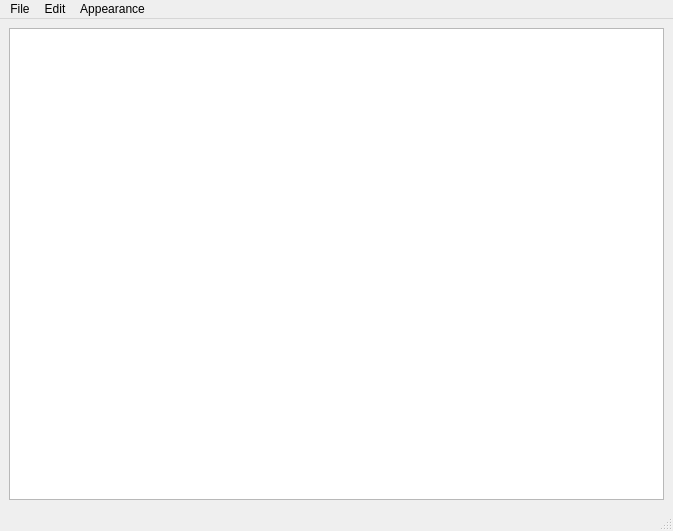
Old version of the form PyQt/Projects/Text Editor/main.ui in the repository 0Swat/Programming-courses.
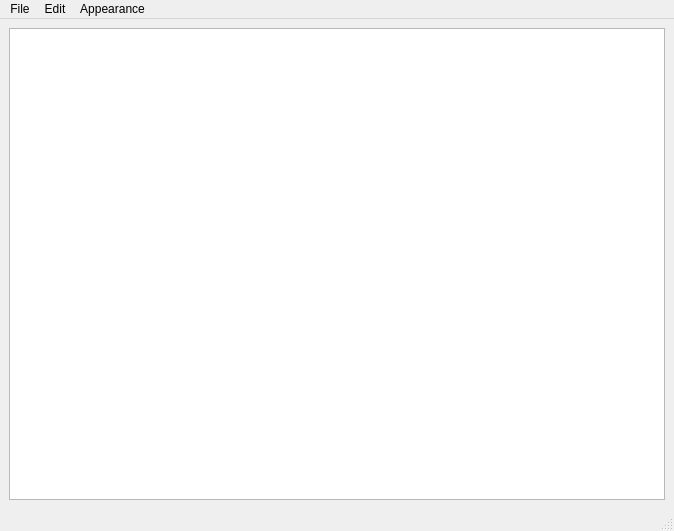
New version of the form.

Commit message: Undo/Redo

```diff
--- a/PyQt/Projects/Text Editor/main.ui
+++ b/PyQt/Projects/Text Editor/main.ui
@@ -6,7 +6,7 @@
    <rect>
     <x>0</x>
     <y>0</y>
-    <width>673</width>
+    <width>674</width>
     <height>531</height>
    </rect>
   </property>
@@ -25,7 +25,7 @@
     <rect>
      <x>0</x>
      <y>0</y>
-     <width>673</width>
+     <width>674</width>
      <height>21</height>
     </rect>
    </property>
```
Left out of the diff: 21 changed lines with no effect on the pictures. The commit also changes 1 other file.
